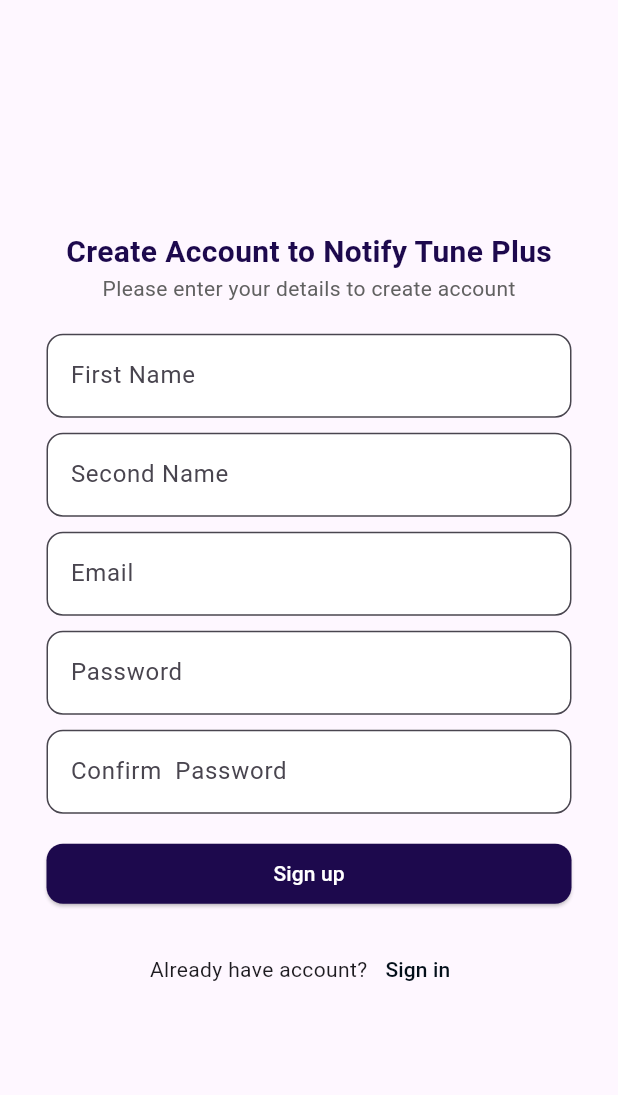
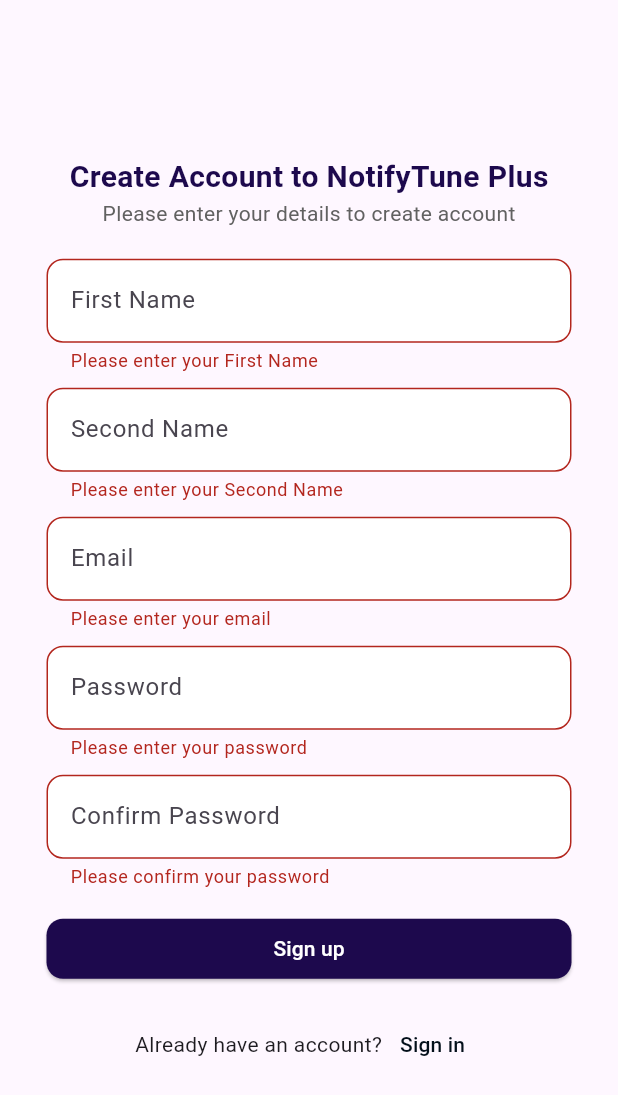
Before and after one commit to byiringiroaimefils/Notifytune, a Flutter app: the SignupPage screen opened directly, after a tap on "Sign up", on a phone screen of 412 x 824 dp. Shown: the top 1095 px of the screen. Run offline on Flutter 3.47's test engine with Material 3 defaults, Android fonts, the phone set to English and light mode, and no system bars.

Commit message:
Dev:updating From

```diff
--- a/lib/pages/Forms/login_page.dart
+++ b/lib/pages/Forms/login_page.dart
@@ -21,7 +21,7 @@
               children: [
                 // Title OR Header
                 Text(
-                  "Hello,Welcome to Notify Tune Plus",
+                  "Hello,Welcome to NotifyTune Plus",
                   textAlign: TextAlign.center,
                   style: TextStyle(
                     fontSize: 20,
@@ -93,7 +93,12 @@
                   width: 350,
                   height: 40,
                   child: ElevatedButton(
-                    onPressed: () {},
+                    onPressed: () {
+                        // validating the form
+                      if (_formKey.currentState!.validate()) {
+                        // Process data.
+                      }
+                    },
                     style: ElevatedButton.styleFrom(
                       backgroundColor: const Color(0xFF1D094D),
                       foregroundColor: Colors.white,
--- a/lib/pages/Forms/signup_page.dart
+++ b/lib/pages/Forms/signup_page.dart
@@ -9,6 +9,17 @@
 
 class _SignupPageState extends State<SignupPage> {
   final _formKey = GlobalKey<FormState>();
+
+  // Array to store user data
+  final List<Map<String, String>> users = [];
+
+  // Controllers for input fields
+  final TextEditingController firstNameController = TextEditingController();
+  final TextEditingController secondNameController = TextEditingController();
+  final TextEditingController emailController = TextEditingController();
+  final TextEditingController passwordController = TextEditingController();
+  final TextEditingController confirmPasswordController = TextEditingController();
+
   @override
   Widget build(BuildContext context) {
     return Scaffold(
@@ -19,33 +30,27 @@
           child: Column(
             mainAxisAlignment: MainAxisAlignment.center,
             children: [
-                // Title OR Header
+              // Title or Header
               Text(
-                  "Create Account to Notify Tune Plus",
+                "Create Account to NotifyTune Plus",
                 style: TextStyle(
                   fontWeight: FontWeight.bold,
                   fontSize: 20,
-                      color: Color(0xFF1D094D)),
+                  color: const Color(0xFF1D094D),
                 ),
-                Text("Please enter your details to create account",
+              ),
+              Text(
+                "Please enter your details to create account",
                 style: TextStyle(
                   color: Colors.grey[700],
-                    )),
+                ),
+              ),
+              const SizedBox(height: 20),
 
-                SizedBox(height: 20),
-                // Input Field
-                // Username or Email
-                SizedBox(
-                  width: 350,
-                  child: TextFormField(
-                    decoration: InputDecoration(
-                      border: OutlineInputBorder(
-                        borderRadius: BorderRadius.circular(11),
-                      ),
-                      filled: true,
-                      fillColor: Colors.white,
+              // Input Fields
+              buildInputField(
+                controller: firstNameController,
                 hintText: 'First Name',
-                    ),
                 validator: (value) {
                   if (value == null || value.isEmpty) {
                     return "Please enter your First Name";
@@ -53,22 +58,11 @@
                   return null;
                 },
               ),
-                ),
+              const SizedBox(height: 10),
 
-                SizedBox(height: 10),
-                // Email
-                SizedBox(
-                  width: 350,
-                  child: TextFormField(
-                    decoration: InputDecoration(
-                      border: OutlineInputBorder(
-                        borderRadius: BorderRadius.circular(11),
-                      ),
-                      filled: true,
-                      fillColor: Colors.white,
-                      // labelText: 'Password',
+              buildInputField(
+                controller: secondNameController,
                 hintText: 'Second Name',
-                    ),
                 validator: (value) {
                   if (value == null || value.isEmpty) {
                     return "Please enter your Second Name";
@@ -76,21 +70,11 @@
                   return null;
                 },
               ),
-                ),
-                SizedBox(height: 10),
+              const SizedBox(height: 10),
 
-                // Contact
-                SizedBox(
-                  width: 350,
-                  child: TextFormField(
-                    decoration: InputDecoration(
-                      border: OutlineInputBorder(
-                        borderRadius: BorderRadius.circular(11),
-                      ),
-                      filled: true,
-                      fillColor: Colors.white,
+              buildInputField(
+                controller: emailController,
                 hintText: 'Email',
-                    ),
                 validator: (value) {
                   if (value == null || value.isEmpty) {
                     return "Please enter your email";
@@ -101,20 +85,12 @@
                   return null;
                 },
               ),
-                ),
-                SizedBox(height: 10),
+              const SizedBox(height: 10),
 
-                SizedBox(
-                  width: 350,
-                  child: TextFormField(
-                    decoration: InputDecoration(
-                      border: OutlineInputBorder(
-                        borderRadius: BorderRadius.circular(11),
-                      ),
-                      filled: true,
-                      fillColor: Colors.white,
+              buildInputField(
+                controller: passwordController,
                 hintText: 'Password',
-                    ),
+                obscureText: true,
                 validator: (value) {
                   if (value == null || value.isEmpty) {
                     return "Please enter your password";
@@ -125,42 +101,51 @@
                   return null;
                 },
               ),
-                ),
-                SizedBox(height: 10),
+              const SizedBox(height: 10),
 
-                // Password
-                SizedBox(
-                  width: 350,
-                  child: TextFormField(
+              buildInputField(
+                controller: confirmPasswordController,
+                hintText: 'Confirm Password',
                 obscureText: true,
-                    decoration: InputDecoration(
-                      border: OutlineInputBorder(
-                        borderRadius: BorderRadius.circular(11),
-                      ),
-                      filled: true,
-                      fillColor: Colors.white,
-                      hintText: 'Confirm  Password',
-                    ),
                 validator: (value) {
                   if (value == null || value.isEmpty) {
-                        return "Please enter your password";
+                    return "Please confirm your password";
                   }
-                      if (value.length < 6) {
-                        return "Password must be at least 6 characters long";
+                  if (value != passwordController.text) {
+                    return "Passwords do not match";
                   }
                   return null;
                 },
               ),
-                ),
+              const SizedBox(height: 20),
 
-                SizedBox(height: 20),
-
-                // Sign in button
+              // Sign up button
               SizedBox(
                 width: 350,
                 height: 40,
                 child: ElevatedButton(
-                    onPressed: () {},
+                  onPressed: () {
+                    if (_formKey.currentState!.validate()) {
+                      // Add user data to the array
+                      users.add({
+                        'firstName': firstNameController.text,
+                        'secondName': secondNameController.text,
+                        'email': emailController.text,
+                        'password': passwordController.text,
+                      });
+
+                      // Clear input fields
+                      firstNameController.clear();
+                      secondNameController.clear();
+                      emailController.clear();
+                      passwordController.clear();
+                      confirmPasswordController.clear();
+
+                      ScaffoldMessenger.of(context).showSnackBar(
+                        const SnackBar(content: Text('User added successfully!')),
+                      );
+                    }
+                  },
                   style: ElevatedButton.styleFrom(
                     backgroundColor: const Color(0xFF1D094D),
                     foregroundColor: Colors.white,
@@ -168,29 +153,26 @@
                       borderRadius: BorderRadius.circular(11),
                     ),
                   ),
-                    child: Text("Sign up"),
+                  child: const Text("Sign up"),
                 ),
               ),
+              const SizedBox(height: 20),
 
-                SizedBox(height: 20),
-
-                //  don't have account
+              // Already have account
               Row(
                 mainAxisAlignment: MainAxisAlignment.center,
                 children: [
-                    Text("Already have account?"),
+                  const Text("Already have an account?"),
                   TextButton(
                     onPressed: () {
                       Navigator.push(
                         context,
-                          MaterialPageRoute(builder: (context) => LoginPage()),
+                        MaterialPageRoute(builder: (context) => const LoginPage()),
                       );
                     },
-                      child: Text(
+                    child: const Text(
                       'Sign in',
-                        style: TextStyle(
-                          color: const Color.fromARGB(255, 3, 15, 26),
-                        ),
+                      style: TextStyle(color: Color.fromARGB(255, 3, 15, 26)),
                     ),
                   ),
                 ],
@@ -198,6 +180,32 @@
             ],
           ),
         ),
-        ));
+      ),
+    );
+  }
+
+//   /// Helper method to build input fields
+  Widget buildInputField({
+    required TextEditingController controller,
+    required String hintText,
+    required String? Function(String?) validator,
+    bool obscureText = false,
+  }) {
+    return SizedBox(
+      width: 350,
+      child: TextFormField(
+        controller: controller,
+        obscureText: obscureText,
+        decoration: InputDecoration(
+          border: OutlineInputBorder(
+            borderRadius: BorderRadius.circular(11),
+          ),
+          filled: true,
+          fillColor: Colors.white,
+          hintText: hintText,
+        ),
+        validator: validator,
+      ),
+    );
   }
 }
--- a/lib/pages/home_page.dart
+++ b/lib/pages/home_page.dart
@@ -27,7 +27,7 @@
       home: Scaffold(
         appBar: AppBar(
           title: const Text(
-            "NotifyTune+",
+            "NotifyTune + ",
             style: TextStyle(
               color: Color.fromARGB(255, 1, 1, 53),
               fontWeight: FontWeight.bold,
--- a/lib/pages/intro_page.dart
+++ b/lib/pages/intro_page.dart
@@ -30,7 +30,7 @@
                 ),
                 SizedBox(height: 30),
                 Text(
-                  "Welcome to Notify Tune Plus",
+                  "Welcome to NotifyTune Plus",
                   textAlign: TextAlign.center,
                   style: TextStyle(
                     fontSize: 24,
```
Also changed, not shown: pubspec.lock. Lines whose indentation alone changed are shown as unchanged.
